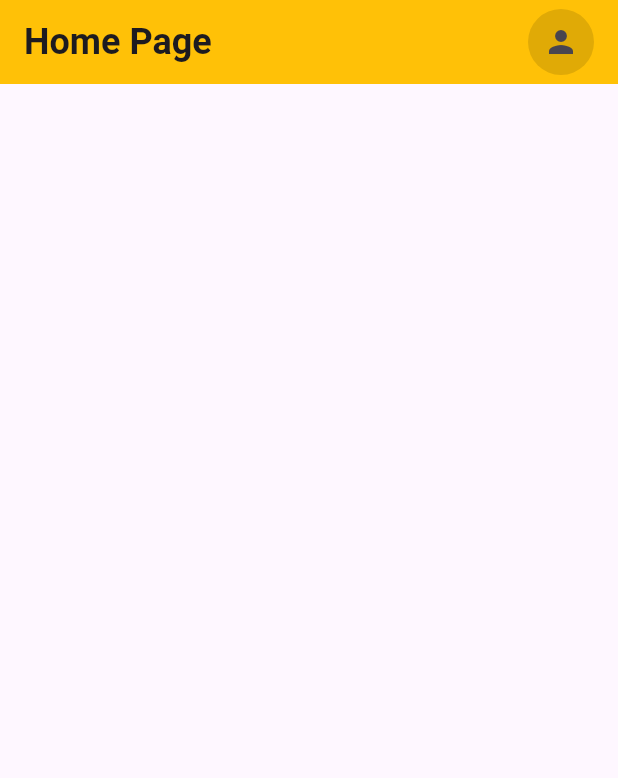
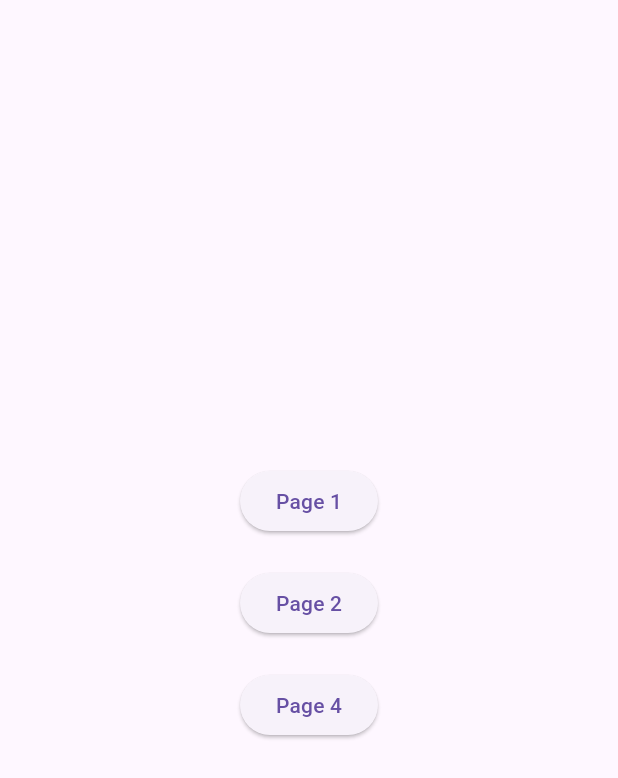
Before and after one commit to saliouseck2009/flutter-class-code, a Flutter app: the screen it shows after launch, on a phone screen of 412 x 824 dp. Shown: the top 778 px of the screen. Run offline on Flutter 3.47's test engine with Material 3 defaults, Android fonts, the phone set to English and light mode, and no system bars; our stand-ins replace flutter_bloc.

Commit message:
comple exemple four design

```diff
--- a/lib/main.dart
+++ b/lib/main.dart
@@ -1,7 +1,65 @@
 import 'package:flutter/material.dart';
+import 'package:ui/first_exemple.dart';
 import 'package:ui/fourth_exemple.dart';
-import 'package:ui/theme.dart';
+import 'package:ui/second_exemple.dart';
 
 void main() {
-  runApp(const TestTheme());
+  runApp(const MaterialApp(home: HomePage()));
 }
+
+class HomePage extends StatelessWidget {
+  const HomePage({super.key});
+
+  @override
+  Widget build(BuildContext context) {
+    return Scaffold(
+      body: SizedBox(
+        width: double.infinity,
+        child: Column(
+            mainAxisAlignment: MainAxisAlignment.center,
+            crossAxisAlignment: CrossAxisAlignment.center,
+            children: [
+              ElevatedButton(
+                onPressed: () {
+                  Navigator.push(
+                    context,
+                    MaterialPageRoute(
+                        builder: (context) => const FirstExemple()),
+                  );
+                },
+                child: const Text('Page 1'),
+              ),
+              const SizedBox(
+                height: 20,
+              ),
+              ElevatedButton(
+                onPressed: () {
+                  Navigator.push(
+                    context,
+                    MaterialPageRoute(
+                        builder: (context) => const SecondExemple()),
+                  );
+                },
+                child: const Text('Page 2'),
+              ),
+              const SizedBox(
+                height: 20,
+              ),
+              ElevatedButton(
+                onPressed: () {
+                  Navigator.push(
+                    context,
+                    MaterialPageRoute(
+                        builder: (context) => const FourthExemple()),
+                  );
+                },
+                child: const Text('Page 4'),
+              ),
+              const SizedBox(
+                height: 20,
+              ),
+            ]),
+      ),
+    );
+  }
+}
```
Also changed, not shown: lib/first_exemple.dart (+5 -4 lines), lib/fourth_exemple.dart (+121 -6 lines), lib/second_exemple.dart (+12 -8 lines).
